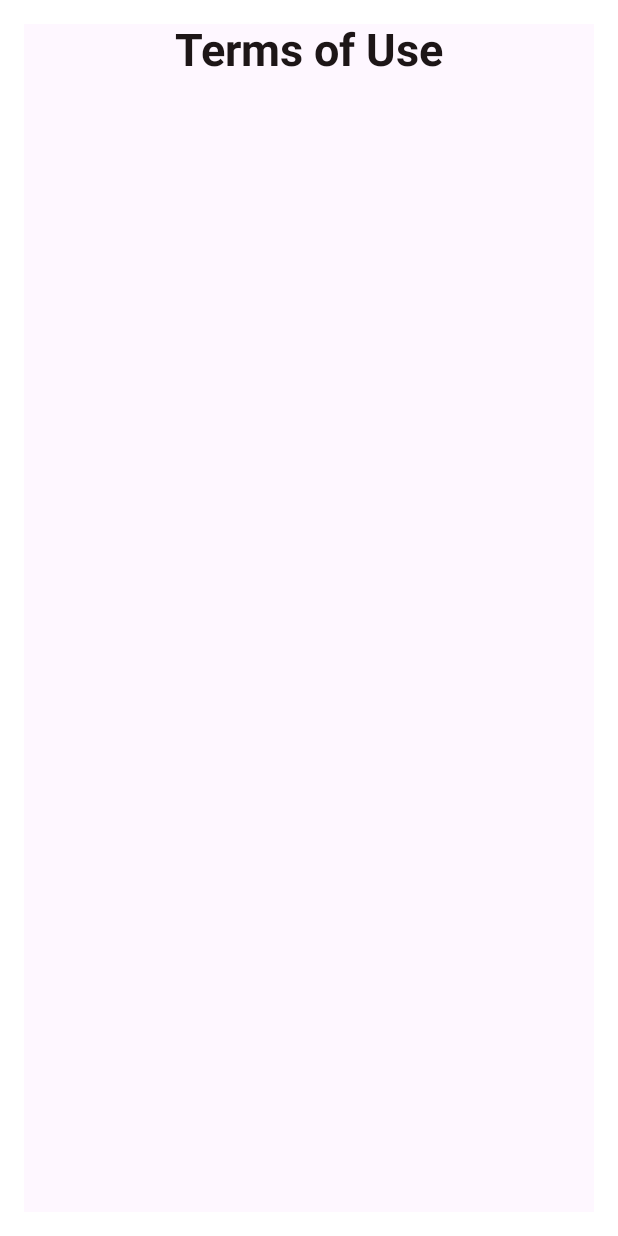
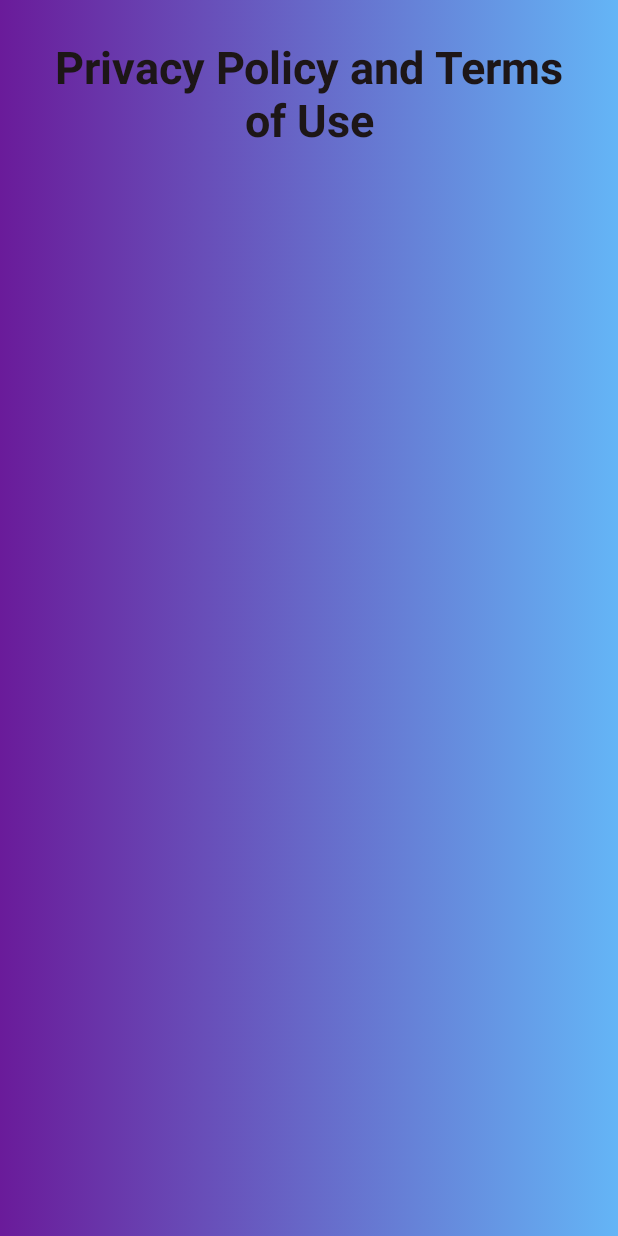
Before and after one commit to HeartStitcherDevelopment/HS, an Android app built with Jetpack Compose: the @Preview function TermsAndConditionsScreenPreview, on a phone screen of 412 x 824 dp. Run offline under Robolectric (Android 15) with nearby library versions, the light colour scheme and no system bars.

Commit message:
plz work

```diff
--- a/app/src/main/java/com/wtfih/heartstitcher/screens/TermsAndConditionsScreen.kt
+++ b/app/src/main/java/com/wtfih/heartstitcher/screens/TermsAndConditionsScreen.kt
@@ -1,11 +1,14 @@
 package com.wtfih.heartstitcher.screens
 
 import androidx.compose.foundation.background
+import androidx.compose.foundation.layout.Box
+import androidx.compose.foundation.layout.Column
 import androidx.compose.foundation.layout.fillMaxSize
 import androidx.compose.foundation.layout.padding
 import androidx.compose.material3.Surface
 import androidx.compose.runtime.Composable
 import androidx.compose.ui.Modifier
+import androidx.compose.ui.graphics.Brush
 import androidx.compose.ui.graphics.Color
 import androidx.compose.ui.layout.IntermediateMeasureScope
 import androidx.compose.ui.res.stringResource
@@ -17,19 +20,26 @@ import com.wtfih.heartstitcher.components.NormalTextComponent
 import com.wtfih.heartstitcher.navigation.HeartStitcherRouter
 import com.wtfih.heartstitcher.navigation.Screen
 import com.wtfih.heartstitcher.navigation.SystemBackButtonHandler
+import com.wtfih.heartstitcher.ui.theme.Blue
+import com.wtfih.heartstitcher.ui.theme.Purple
 
 
 @Composable
-fun TermsAndConditionsScreen(){
-    Surface(modifier = Modifier
-        .fillMaxSize()
-        .background(color = Color.White)
-        .padding(16.dp)) {
-        HeadingTextComponent(value = stringResource(id = R.string.terms_and_conditions_heading)
-        )
-    }
-    SystemBackButtonHandler {
-        HeartStitcherRouter.navigateTo(Screen.SignUpScreen)
+fun TermsAndConditionsScreen() {
+    Box(
+        modifier = Modifier
+            .fillMaxSize()
+            .background(brush = Brush.horizontalGradient(listOf(Purple, Blue)))
+            .padding(28.dp)
+    ) {
+        Column(
+            modifier = Modifier.fillMaxSize(),
+        ) {
+            HeadingTextComponent(value = stringResource(id = R.string.terms_and_conditions_heading))
+        }
+        SystemBackButtonHandler {
+            HeartStitcherRouter.navigateTo(Screen.SignUpScreen)
+        }
     }
 }
 
--- a/app/src/main/res/values/strings.xml
+++ b/app/src/main/res/values/strings.xml
@@ -101,7 +101,7 @@
     <string name="hide_password">Hide password</string>
     <string name="show_password">Show password</string>
     <string name="terms_and_conditions">By continuing you accept our Privacy Policy and Term of Use</string>
-    <string name="terms_and_conditions_heading">Terms of Use</string>
+    <string name="terms_and_conditions_heading">Privacy Policy and Terms of Use</string>
     <string name="register">Register</string>
     <string name="login">Login</string>
     <string name="or"> or </string>
```
